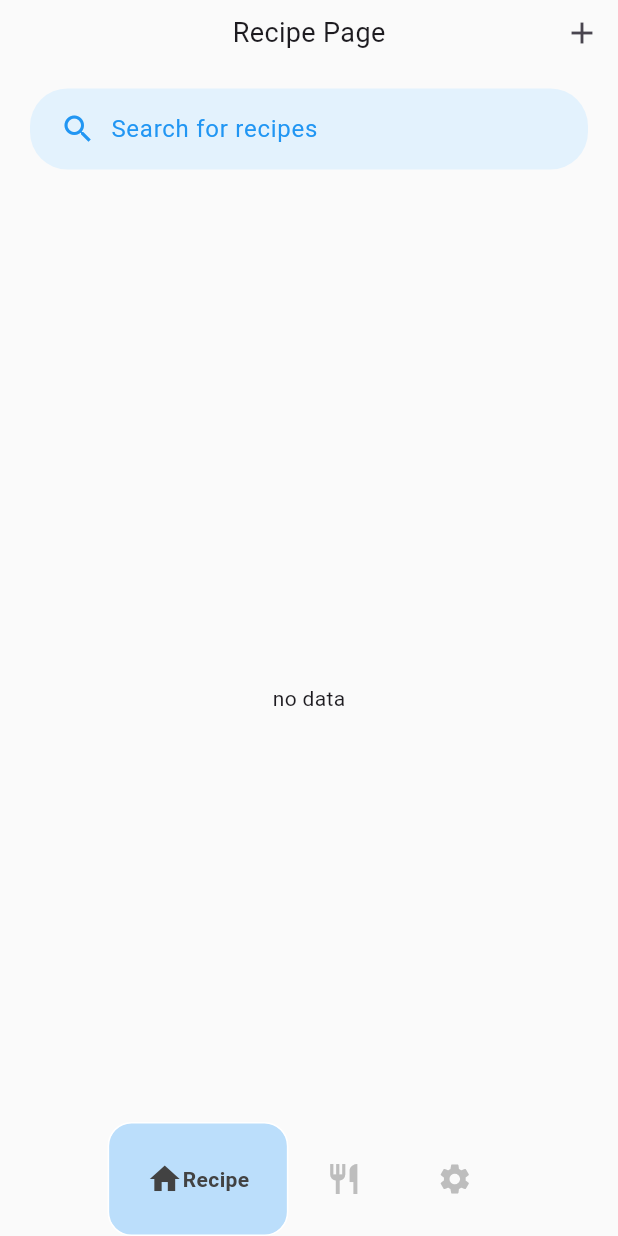
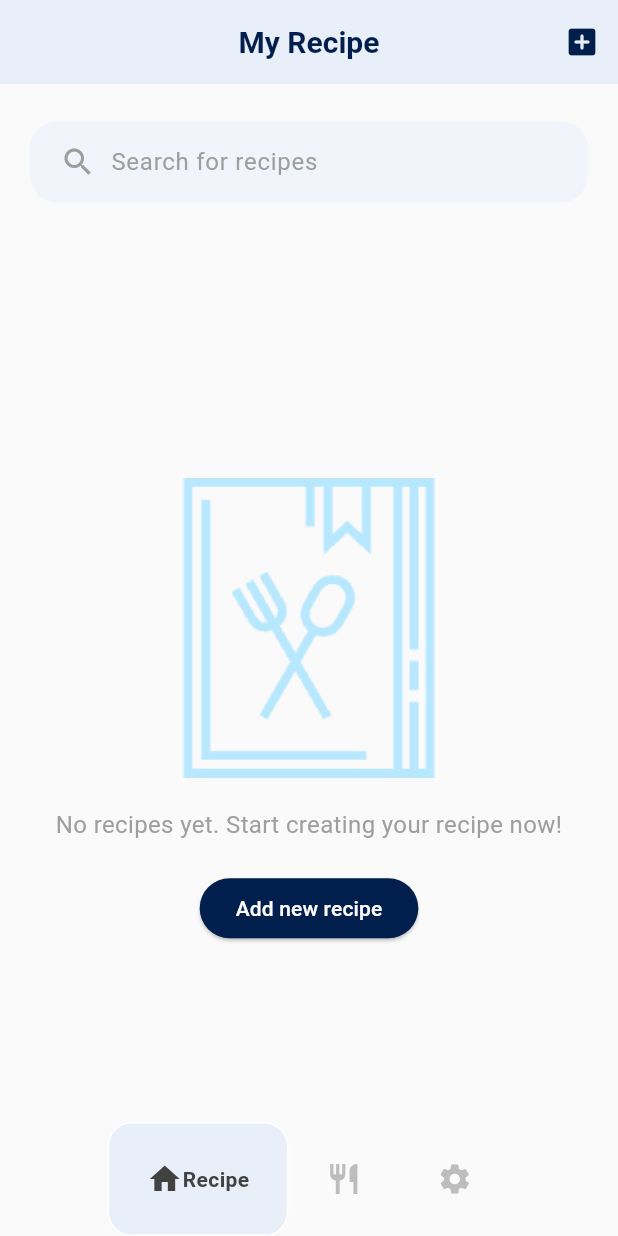
Before and after one commit to yifang2023/casa0015-MyRecipe, a Flutter app: the screen it shows once a user with an empty profile is signed in, on a phone screen of 412 x 824 dp. Run offline on Flutter 3.47's test engine with Material 3 defaults, Android fonts, the light colour scheme and no system bars; drawn by our look-alikes of google_nav_bar; our stand-ins replace cloud_firestore, firebase_auth, firebase_core, firebase_storage, flutter_svg, google_fonts and 4 more; missing offline and left inert: dart:ffi, firebase_app_check; accounts and stored records are empty.

Commit message:
Modify recipe page UI

```diff
--- a/lib/components/bottom_nav_bar.dart
+++ b/lib/components/bottom_nav_bar.dart
@@ -13,7 +13,7 @@ class MyBottomNavBar extends StatelessWidget {
       activeColor: Colors.grey.shade800, // setting the active color
       tabActiveBorder:
           Border.all(color: Colors.white), // setting the active border
-      tabBackgroundColor: Colors.blue.shade100,
+      tabBackgroundColor: Color(0xFFE9EFF9), // setting the tab background color
       mainAxisAlignment: MainAxisAlignment.center,
       tabBorderRadius: 16,
       onTabChange: (value) => onTabChange!(value),
--- a/lib/config/config_documents.dart
+++ b/lib/config/config_documents.dart
@@ -1,5 +1,8 @@
+/// A configuration class to manage constants and settings for document handling within an application.
+/// This class primarily deals with identifiers for recipe classifications and recipe documents,
+/// and also manages a user identifier.
+
 class DocumentsConfig {
-  /// 分类tab 表格
   static String recipeClassify = "recipe_classify";
   static String recipe = "recipe";
 
--- a/lib/model/bean_recipe.dart
+++ b/lib/model/bean_recipe.dart
@@ -28,7 +28,7 @@ class RecipeBean {
     title = json?['title'] ?? "";
     coverUrl = json?['coverUrl'] ?? "";
     introduce = json?['introduce'] ?? "";
-    classifyName = json?['classifyName'] ?? "";
+    classifyName = json?['clas sifyName'] ?? "";
     classifyCode = json?['classifyCode'] ?? "";
     duration = json?['duration'] ?? "";
 
--- a/lib/pages/recipe/recipe_page.dart
+++ b/lib/pages/recipe/recipe_page.dart
@@ -5,7 +5,8 @@ import 'package:MyRecipe/utils/utils_logger.dart';
 import 'package:cloud_firestore/cloud_firestore.dart';
 import 'package:flutter/cupertino.dart';
 import 'package:flutter/material.dart';
-
+import 'package:flutter/services.dart';
+import 'package:flutter_svg/flutter_svg.dart';
 part 'recipe_card.dart';
 
 class RecipePage extends StatefulWidget {
@@ -96,30 +97,55 @@ class _RecipePageState extends State<RecipePage>
     );
   }
 
+  // Widget _buildHeader(BuildContext context) {
+  //   return SafeArea(
+  //     child: SizedBox(
+  //       height: 44,
+  //       child: Stack(
+  //         children: [
+  //           const Center(
+  //             child: Text(
+  //               'Recipe Page',
+  //               style: TextStyle(fontSize: 18),
+  //             ),
+  //           ),
+  //           Align(
+  //             alignment: Alignment.centerRight,
+  //             child: IconButton(
+  //               onPressed: () {
+  //                 _add(context);
+  //               },
+  //               icon: const Icon(Icons.add),
+  //             ),
+  //           )
+  //         ],
+  //       ),
+  //     ),
+  //   );
+  // }
+
   Widget _buildHeader(BuildContext context) {
-    return SafeArea(
-      child: SizedBox(
-        height: 44,
-        child: Stack(
-          children: [
-            const Center(
-              child: Text(
-                'Recipe Page',
-                style: TextStyle(fontSize: 18),
-              ),
-            ),
-            Align(
-              alignment: Alignment.centerRight,
-              child: IconButton(
-                onPressed: () {
-                  _add(context);
-                },
-                icon: const Icon(Icons.add),
-              ),
-            )
-          ],
+    return AppBar(
+      backgroundColor: Color(0xFFE9EFF9),
+      elevation: 0, // Remove shadow if needed
+      centerTitle: true, // Center the title
+      title: Text(
+        'My Recipe',
+        style: TextStyle(
+          fontSize: 20,
+          fontWeight: FontWeight.bold,
+          color: Color(0xFF001F4C),
         ),
       ),
+      actions: <Widget>[
+        IconButton(
+          onPressed: () {
+            _add(context);
+          },
+          icon: const Icon(Icons.add_box_rounded),
+          color: Color(0xFF001F4C),
+        ),
+      ],
     );
   }
 
@@ -135,24 +161,24 @@ class _RecipePageState extends State<RecipePage>
 
   Widget _buildSearch(BuildContext context) {
     return Container(
-      margin: const EdgeInsets.symmetric(horizontal: 20, vertical: 15),
+      margin: const EdgeInsets.fromLTRB(20, 25, 20, 10),
       padding: const EdgeInsets.symmetric(horizontal: 20, vertical: 15),
       decoration: BoxDecoration(
-        color: Colors.blue[50],
-        borderRadius: BorderRadius.circular(25),
+        color: Color(0xFFF2F4FB), // Set the background color of the search box
+        borderRadius: BorderRadius.circular(18),
       ),
       child: Row(
         children: <Widget>[
           Icon(
             Icons.search,
-            color: Colors.blue[500],
+            color: Colors.grey[500],
           ),
           const SizedBox(width: 10),
           Expanded(
             child: TextField(
               controller: _searchController,
               style: TextStyle(
-                color: Colors.blue[500],
+                color: Colors.black,
               ),
               onSubmitted: (content) {
                 _search(context, content);
@@ -163,7 +189,7 @@ class _RecipePageState extends State<RecipePage>
                 border: InputBorder.none,
                 hintText: 'Search for recipes',
                 hintStyle: TextStyle(
-                  color: Colors.blue[500],
+                  color: Colors.grey[500],
                 ),
               ),
             ),
@@ -195,7 +221,33 @@ class _RecipePageState extends State<RecipePage>
     );
   }
 
+  // Widget _buildCategoryItem(int index) {
+  //   return GestureDetector(
+  //     onTap: () {
+  //       _changeTab(index);
+  //     },
+  //     behavior: HitTestBehavior.opaque,
+  //     child: Container(
+  //       alignment: Alignment.center,
+  //       padding: const EdgeInsets.symmetric(horizontal: 15),
+  //       margin: const EdgeInsets.only(left: 20),
+  //       decoration: BoxDecoration(
+  //         color: _selectedIndex == index ? Colors.blue[50] : Colors.transparent,
+  //         borderRadius: BorderRadius.circular(8),
+  //       ),
+  //       child: Text(
+  //         _tabs[index].name,
+  //         style: TextStyle(
+  //           fontWeight: FontWeight.bold,
+  //           color: Colors.blue[500],
+  //         ),
+  //       ),
+  //     ),
+  //   );
+  // }
+
   Widget _buildCategoryItem(int index) {
+    bool isSelected = _selectedIndex == index; // Check if the tab is selected
     return GestureDetector(
       onTap: () {
         _changeTab(index);
@@ -206,14 +258,18 @@ class _RecipePageState extends State<RecipePage>
         padding: const EdgeInsets.symmetric(horizontal: 15),
         margin: const EdgeInsets.only(left: 20),
         decoration: BoxDecoration(
-          color: _selectedIndex == index ? Colors.blue[50] : Colors.transparent,
+          color: isSelected
+              ? Color(0xFF001F4C)
+              : Color(0xFFF2F4FB), // Change background color based on selection
           borderRadius: BorderRadius.circular(8),
         ),
         child: Text(
           _tabs[index].name,
           style: TextStyle(
             fontWeight: FontWeight.bold,
-            color: Colors.blue[500],
+            color: isSelected
+                ? Colors.white
+                : Colors.black, // Change text color based on selection
           ),
         ),
       ),
@@ -232,9 +288,48 @@ class _RecipePageState extends State<RecipePage>
   }
 
   Widget _buildContent(BuildContext context) {
+    // if (_dataList.isEmpty) {
+    //   return const Center(
+    //     child: Text("no data"),
+    //   );
+    // }
     if (_dataList.isEmpty) {
-      return const Center(
-        child: Text("no data"),
+      return Center(
+        child: Column(
+          mainAxisAlignment: MainAxisAlignment.center,
+          children: <Widget>[
+            Image.asset(
+              'asset/recipe.png', // Replace with your asset image path
+              width: 200, // Set the image width to fit your design
+              height: 200, // Set the image height to fit your design
+            ),
+            SizedBox(height: 20), // Provide some spacing between image and text
+            const Text(
+              'No recipes yet. Start creating your recipe now!',
+              textAlign: TextAlign.center,
+              style: TextStyle(
+                //设置字体颜色为灰色
+                color: Colors.grey,
+                fontSize: 16, // Adjust the font size as needed
+              ),
+            ),
+            SizedBox(
+              height: 20,
+            ), // Provide some spacing between text and button
+            ElevatedButton(
+              onPressed: () {
+                // Add your onPressed function here
+                _add(context);
+              },
+              child: const Text('Add new recipe'),
+              style: ElevatedButton.styleFrom(
+                  foregroundColor: Colors.white,
+                  backgroundColor:
+                      Color(0xFF001F4C) // Set the text color for the button
+                  ),
+            ),
+          ],
+        ),
       );
     }
     return GridView.builder(
--- a/pubspec.yaml
+++ b/pubspec.yaml
@@ -46,6 +46,7 @@ dependencies:
   image_picker: ^1.1.0
   photo_view: ^0.15.0
   logger: ^2.2.0
+  flutter_svg: ^2.0.10+1
 
 
 
@@ -74,6 +75,9 @@ flutter:
   # To add assets to your application, add an assets section, like this:
   assets:
     - asset/MyRecipe_logo.png
+    - asset/recipe.svg
+    - asset/recipe.png
+
 
   # An image asset can refer to one or more resolution-specific "variants", see
   # https://flutter.dev/assets-and-images/#resolution-aware
```
Also changed, not shown: lib/pages/recipe/page_recipe_add.dart (+4 -3 lines), lib/pages/recipe/recipe_card.dart (+79 -22 lines), asset/recipe.png (added), asset/recipe.svg (added), pubspec.lock, 1 other file.
